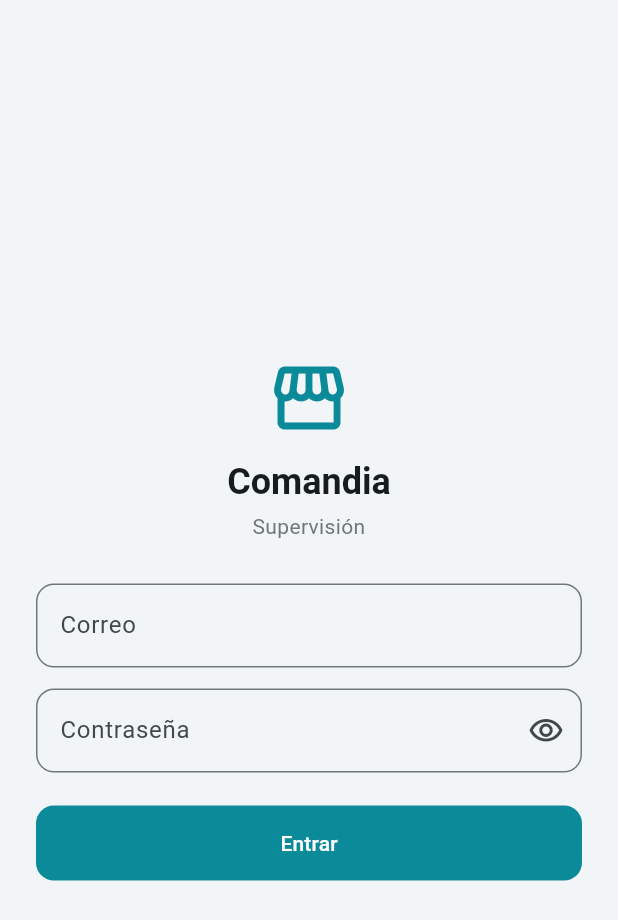
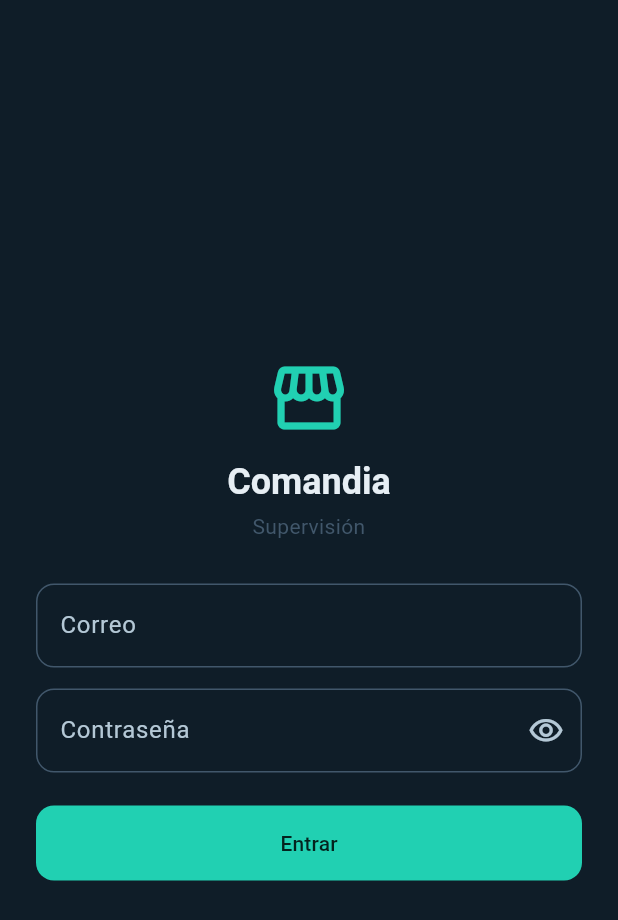
Before and after one commit to israelgutierrezm/comandia-app, a Flutter app: the screen it shows after launch, on a phone screen of 412 x 824 dp. Shown: the top 920 px of the screen. Run offline on Flutter 3.47's test engine with Material 3 defaults, Android fonts, the phone set to English and light mode, and no system bars; our stand-ins replace dio, flutter_riverpod, flutter_secure_storage, go_router; missing offline and left inert: flutter_foreground_task.

Commit message:
UI: tema oscuro dominante en la app — azul marino profundo con acentos de marca
Alinea la app con la dirección "oscuro dominante" del acceso web: superficies en azul
marino profundo y los brillantes del logo (teal/cian/menta) reservados para acentos y
detalle. Antes el tema era claro (ColorScheme.fromSeed sobre fondo claro).

- theme.dart: ColorScheme oscuro (Brightness.dark) derivado del azul marino de marca, con
  teal como primary, cian secondary, menta tertiary; superficies navy fijadas a mano (fondo
  #0F1D28, tarjetas #16242F, elevado #243A4D) y texto claro. Paleta de marca centralizada en
  BrandColors. Barra de navegación en navy con la pestaña activa en teal.
- main.dart: se fuerza ThemeMode.dark (independiente del ajuste del sistema).

Verificado: flutter analyze sin problemas; flutter test 42/42 en verde. (La app no corre en
web por el print bridge de isolates, así que no hay captura visual.)

Co-Authored-By: Claude Opus 4.8 <noreply@anthropic.com>

```diff
--- a/lib/main.dart
+++ b/lib/main.dart
@@ -20,7 +20,10 @@ class ComandiaApp extends ConsumerWidget {
     return MaterialApp.router(
       title: 'Comandia',
       debugShowCheckedModeBanner: false,
+      // Oscuro dominante: se fuerza el tema oscuro de marca sin importar el ajuste del sistema.
       theme: comandiaTheme,
+      darkTheme: comandiaTheme,
+      themeMode: ThemeMode.dark,
       routerConfig: ref.watch(routerProvider),
     );
   }
--- a/lib/theme.dart
+++ b/lib/theme.dart
@@ -1,25 +1,75 @@
 import 'package:flutter/material.dart';
 
-/// Identidad visual de Comandia: el logo es una C en degradado cian→teal→menta sobre azul marino
-/// (#2F455C), la misma marca del panel web. El acento funcional es un teal PROFUNDO, legible con texto
-/// blanco —el cian/teal brillantes del logo no lo son—; el chrome (barra superior) va en azul marino.
-const _teal = Color(0xFF21D0B2); // teal de marca (semilla del esquema)
-const _acento = Color(0xFF0B8A99); // teal profundo: primary legible con texto blanco
-const _marino = Color(0xFF2F455C); // azul marino de marca: chrome
+/// Paleta e identidad visual de Comandia. La app es **oscuro dominante**: las superficies van en azul
+/// marino profundo y los brillantes del logo (teal, cian, menta) se reservan para acentos, estados y
+/// detalle —tal como el acceso del panel web—. Es la misma marca, llevada a un tema oscuro.
+///
+/// Todo color de marca vive aquí (una sola fuente); los widgets leen los roles de `ColorScheme`, así
+/// que recolorear el esquema recolorea la app entera.
+class BrandColors {
+  BrandColors._();
+
+  static const teal = Color(0xFF21D0B2); // teal de marca — acento primario
+  static const cyan = Color(0xFF1DCDFE); // cian de marca — acento secundario
+  static const mint = Color(0xFF34F5C5); // menta de marca — acento terciario
+  static const navy = Color(0xFF2F455C); // azul marino de marca — chrome (barra superior, barra de navegación)
+  static const navyDeep = Color(0xFF0F1D28); // fondo más profundo — scaffold
+  static const navySurface = Color(0xFF16242F); // superficie de tarjetas, un paso sobre el fondo
+  static const navyRaised = Color(0xFF243A4D); // superficie elevada / contenedores
+  static const onDark = Color(0xFFE6EEF4); // texto principal sobre oscuro
+  static const onDarkMuted = Color(0xFFB4C8D6); // texto atenuado sobre oscuro
+}
+
+/// Esquema oscuro: los neutros (superficies) se derivan del azul marino de marca y los acentos
+/// brillantes se colocan encima. Las superficies concretas se fijan a mano para controlar la
+/// profundidad del oscuro; los `on*` de los acentos van muy oscuros porque los brillantes lo piden.
+final _darkScheme = ColorScheme.fromSeed(
+  seedColor: BrandColors.navy,
+  brightness: Brightness.dark,
+).copyWith(
+  primary: BrandColors.teal,
+  onPrimary: const Color(0xFF04231E),
+  primaryContainer: const Color(0xFF0B8A99),
+  onPrimaryContainer: const Color(0xFFCFFFF6),
+  secondary: BrandColors.cyan,
+  onSecondary: const Color(0xFF042430),
+  tertiary: BrandColors.mint,
+  onTertiary: const Color(0xFF04291F),
+  surface: BrandColors.navySurface,
+  onSurface: BrandColors.onDark,
+  surfaceContainerHighest: BrandColors.navyRaised,
+  onSurfaceVariant: BrandColors.onDarkMuted,
+  outline: const Color(0xFF41576B),
+  outlineVariant: const Color(0xFF2A3D4E),
+);
 
 final comandiaTheme = ThemeData(
   useMaterial3: true,
-  colorScheme: ColorScheme.fromSeed(
-    seedColor: _teal,
-    primary: _acento,
-    onPrimary: Colors.white,
-  ),
-  scaffoldBackgroundColor: const Color(0xFFF1F5F8),
+  brightness: Brightness.dark,
+  colorScheme: _darkScheme,
+  scaffoldBackgroundColor: BrandColors.navyDeep,
   appBarTheme: const AppBarTheme(
     centerTitle: false,
-    backgroundColor: _marino,
+    backgroundColor: BrandColors.navy,
     foregroundColor: Colors.white,
     elevation: 0,
+  ),
+  // La barra inferior va en azul marino; la pestaña activa se marca con el teal de marca.
+  navigationBarTheme: NavigationBarThemeData(
+    backgroundColor: BrandColors.navy,
+    indicatorColor: BrandColors.teal.withValues(alpha: 0.22),
+    iconTheme: WidgetStateProperty.resolveWith(
+      (states) => IconThemeData(
+        color: states.contains(WidgetState.selected) ? BrandColors.teal : BrandColors.onDarkMuted,
+      ),
+    ),
+    labelTextStyle: WidgetStateProperty.resolveWith(
+      (states) => TextStyle(
+        fontSize: 12,
+        fontWeight: FontWeight.w600,
+        color: states.contains(WidgetState.selected) ? BrandColors.teal : BrandColors.onDarkMuted,
+      ),
+    ),
   ),
   filledButtonTheme: FilledButtonThemeData(
     style: FilledButton.styleFrom(
```
